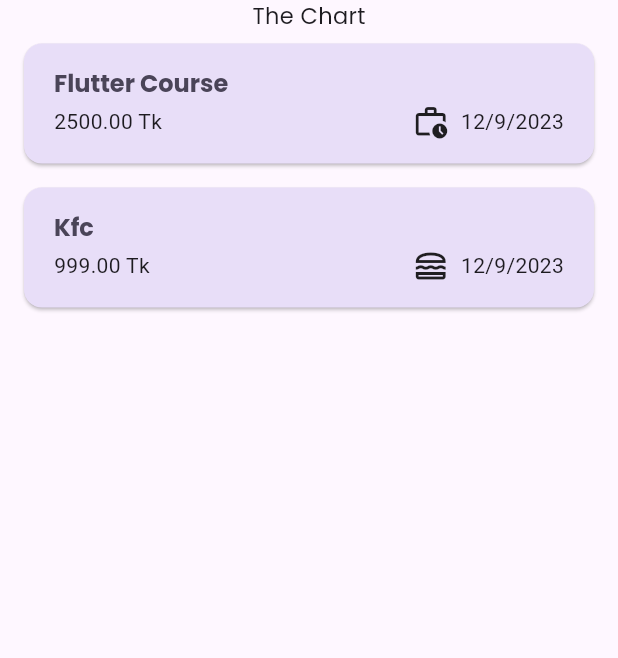
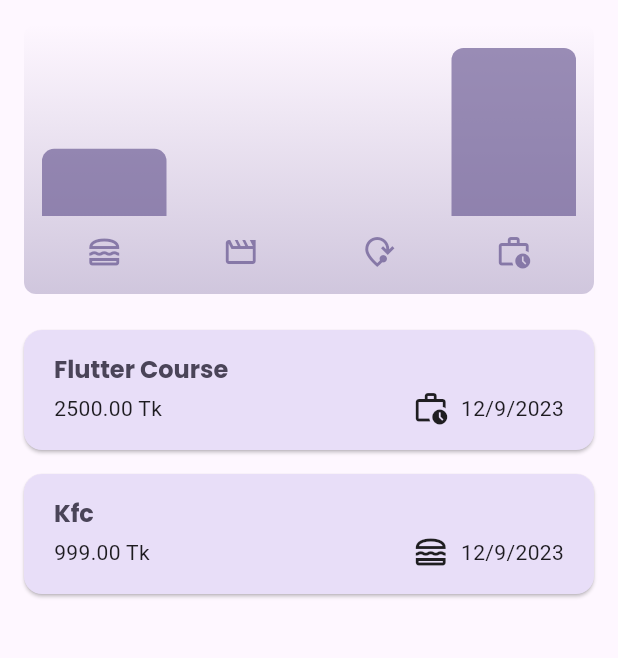
Before and after one commit to mainulislamfahim/ExpenseTracker, a Flutter app: the screen it shows after launch, on a phone screen of 412 x 824 dp, the part 84-742 px from its top. Run offline on Flutter 3.47's test engine with Material 3 defaults, Android fonts, the light colour scheme and no system bars; our stand-ins replace google_fonts.

Commit message:
ExpenseTracker

```diff
--- /dev/null
+++ b/lib/models/expense_bucket.dart
@@ -0,0 +1,25 @@
+import 'package:expense_tracker/models/expense_model.dart';
+import 'package:flutter/foundation.dart';
+
+class ExpenseBucket {
+  const ExpenseBucket({
+    required this.category,
+    required this.expenseModel,
+  });
+
+  ExpenseBucket.forCategory(List<ExpenseModel> allExpense, this.category)
+      : expenseModel = allExpense
+            .where((expense) => expense.category == category)
+            .toList();
+
+  final Categorys category; // Corrected the type to Categorys
+  final List<ExpenseModel> expenseModel;
+
+  double get totalExpense {
+    double sum = 0;
+    for (final expense in expenseModel) {
+      sum += expense.amount;
+    }
+    return sum;
+  }
+}
--- a/lib/screens/expenses.dart
+++ b/lib/screens/expenses.dart
@@ -1,4 +1,5 @@
 import 'package:expense_tracker/models/expense_model.dart';
+import 'package:expense_tracker/screens/widgets/chart/chart.dart';
 import 'package:expense_tracker/screens/widgets/expense_list.dart';
 import 'package:expense_tracker/screens/widgets/new_expense.dart';
 import 'package:flutter/material.dart';
@@ -104,12 +105,7 @@
       body: Column(
         mainAxisAlignment: MainAxisAlignment.center,
         children: [
-          Text(
-            'The Chart',
-            style: GoogleFonts.poppins(
-              fontSize: 15,
-            ),
-          ),
+          Chart(expenseModel: _registeredExpenses),
           Expanded(child: mainContent),
         ],
       ),
--- /dev/null
+++ b/lib/screens/widgets/chart/chart.dart
@@ -0,0 +1,96 @@
+import 'package:expense_tracker/models/expense_bucket.dart';
+import 'package:expense_tracker/models/expense_model.dart';
+import 'package:expense_tracker/screens/widgets/chart/chart_bar.dart';
+import 'package:flutter/material.dart';
+import 'package:flutter/src/foundation/annotations.dart';
+
+class Chart extends StatelessWidget {
+  const Chart({super.key, required this.expenseModel});
+
+  final List<ExpenseModel> expenseModel;
+
+  List<ExpenseBucket> get buckets {
+    return [
+      ExpenseBucket.forCategory(expenseModel, Categorys.food),
+      ExpenseBucket.forCategory(expenseModel, Categorys.leisure),
+      ExpenseBucket.forCategory(expenseModel, Categorys.travel),
+      ExpenseBucket.forCategory(expenseModel, Categorys.work),
+    ];
+  }
+
+  double get maxTotalExpense {
+    double maxTotalExpense = 0;
+
+    for (final bucket in buckets) {
+      if (bucket.totalExpense > maxTotalExpense) {
+        maxTotalExpense = bucket.totalExpense;
+      }
+    }
+
+    return maxTotalExpense;
+  }
+
+  @override
+  Widget build(BuildContext context) {
+    final isDarkMode =
+        MediaQuery.of(context).platformBrightness == Brightness.dark;
+    return Container(
+      margin: const EdgeInsets.all(16),
+      padding: const EdgeInsets.symmetric(
+        vertical: 16,
+        horizontal: 8,
+      ),
+      width: double.infinity,
+      height: 180,
+      decoration: BoxDecoration(
+        borderRadius: BorderRadius.circular(8),
+        gradient: LinearGradient(
+          colors: [
+            Theme.of(context).colorScheme.primary.withOpacity(0.3),
+            Theme.of(context).colorScheme.primary.withOpacity(0.0)
+          ],
+          begin: Alignment.bottomCenter,
+          end: Alignment.topCenter,
+        ),
+      ),
+      child: Column(
+        children: [
+          Expanded(
+            child: Row(
+              crossAxisAlignment: CrossAxisAlignment.end,
+              children: [
+                for (final bucket in buckets) // alternative to map()
+                  ChartBar(
+                    fill: bucket.totalExpense == 0
+                        ? 0
+                        : bucket.totalExpense / maxTotalExpense,
+                  )
+              ],
+            ),
+          ),
+          const SizedBox(height: 12),
+          Row(
+            children: buckets
+                .map(
+                  (bucket) => Expanded(
+                    child: Padding(
+                      padding: const EdgeInsets.symmetric(horizontal: 4),
+                      child: Icon(
+                        categoryIcons[bucket.category],
+                        color: isDarkMode
+                            ? Theme.of(context).colorScheme.secondary
+                            : Theme.of(context)
+                                .colorScheme
+                                .primary
+                                .withOpacity(0.7),
+                      ),
+                    ),
+                  ),
+                )
+                .toList(),
+          )
+        ],
+      ),
+    );
+  }
+}
--- /dev/null
+++ b/lib/screens/widgets/chart/chart_bar.dart
@@ -0,0 +1,34 @@
+import 'package:flutter/material.dart';
+
+class ChartBar extends StatelessWidget {
+  const ChartBar({
+    super.key,
+    required this.fill,
+  });
+
+  final double fill;
+
+  @override
+  Widget build(BuildContext context) {
+    final isDarkMode =
+        MediaQuery.of(context).platformBrightness == Brightness.dark;
+    return Expanded(
+      child: Padding(
+        padding: const EdgeInsets.symmetric(horizontal: 4),
+        child: FractionallySizedBox(
+          heightFactor: fill,
+          child: DecoratedBox(
+            decoration: BoxDecoration(
+              shape: BoxShape.rectangle,
+              borderRadius:
+                  const BorderRadius.vertical(top: Radius.circular(8)),
+              color: isDarkMode
+                  ? Theme.of(context).colorScheme.secondary
+                  : Theme.of(context).colorScheme.primary.withOpacity(0.65),
+            ),
+          ),
+        ),
+      ),
+    );
+  }
+}
```
